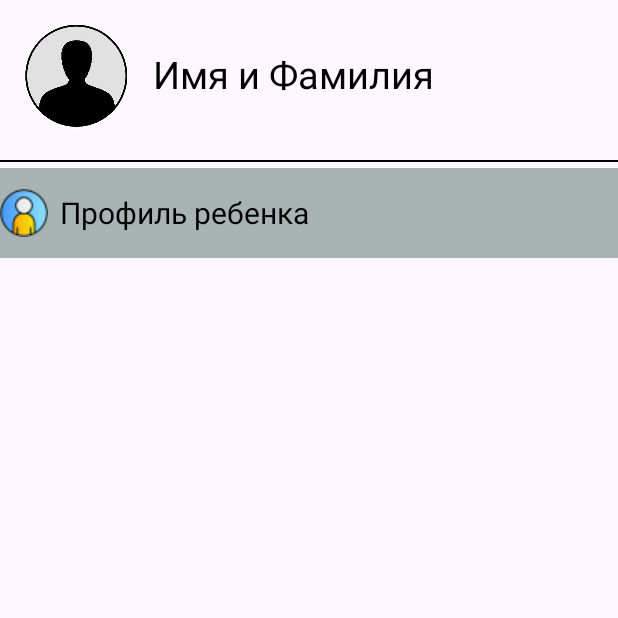
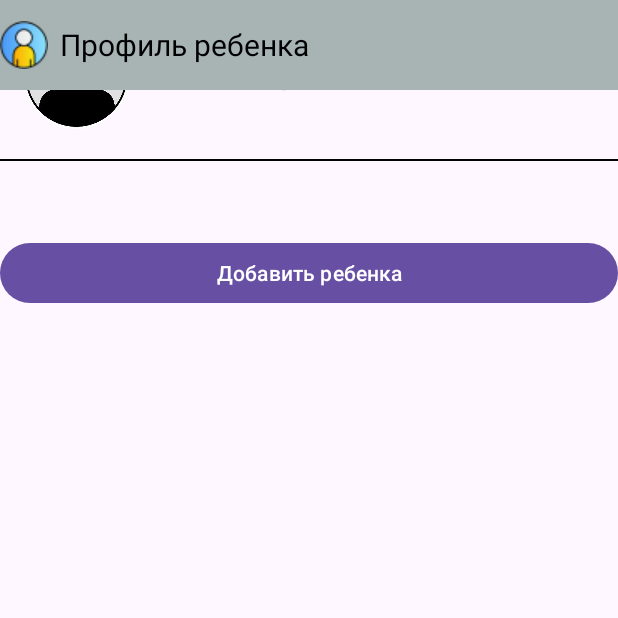
Before and after one commit to DiasGalimzhanov/TrainAut0.1, an Android app: the UserProfileActivity screen opened directly, with no data from a screen before it, on a phone screen of 412 x 824 dp, the top half of it. Run offline under Robolectric (Android 15) with nearby library versions, the phone set to English and light mode, and no system bars; our stand-ins replace Firebase (no records; nobody signed in at launch, a user with empty details on screens opened directly).

Commit message:
AGAIN doble password, work whit child

```diff
--- a/app/src/main/java/com/example/trainaut01/profileActivities/UserProfileActivity.java
+++ b/app/src/main/java/com/example/trainaut01/profileActivities/UserProfileActivity.java
@@ -5,6 +5,7 @@ import android.content.SharedPreferences;
 import android.os.Bundle;
 import android.util.Log;
 import android.view.View;
+import android.widget.Button;
 import android.widget.ImageView;
 import android.widget.TextView;
 import android.widget.Toast;
@@ -25,6 +26,7 @@ import com.google.android.gms.tasks.Task;
 public class UserProfileActivity extends AppCompatActivity {
     private TextView _tvChildProfile, _parentName;
     private ImageView _userProfileImage;
+    private Button btnAddChild;
 
     private FirebaseFirestore db;
     private FirebaseUser currentUser;
@@ -39,6 +41,7 @@ public class UserProfileActivity extends AppCompatActivity {
         _tvChildProfile = findViewById(R.id.tvChildProfile);
         _userProfileImage = findViewById(R.id.userProfileImage);
         _parentName = findViewById(R.id.parentName);
+        btnAddChild = findViewById(R.id.btnAddChild);
         db = FirebaseFirestore.getInstance();
         currentUser = FirebaseAuth.getInstance().getCurrentUser();
 
@@ -62,6 +65,13 @@ public class UserProfileActivity extends AppCompatActivity {
             public void onClick(View view) {
                 Intent intent = new Intent(UserProfileActivity.this, UpdateUserProfileActivity.class);
                 startActivity(intent);
+            }
+        });
+
+        btnAddChild.setOnClickListener(new View.OnClickListener() {
+            @Override
+            public void onClick(View view) {
+//                Intent intent = new Intent(UserProfileActivity.this,)
             }
         });
     }
--- a/app/src/main/res/layout/activity_user_profile.xml
+++ b/app/src/main/res/layout/activity_user_profile.xml
@@ -32,6 +32,17 @@
         app:layout_constraintStart_toEndOf="@+id/userProfileImage"
         app:layout_constraintTop_toTopOf="parent" />
 
+    <Button
+        android:id="@+id/btnAddChild"
+        android:layout_width="match_parent"
+        android:layout_height="wrap_content"
+        android:layout_marginTop="52dp"
+        android:text="Добавить ребенка"
+        app:layout_constraintBottom_toTopOf="@+id/tvChildProfile"
+        app:layout_constraintTop_toTopOf="@+id/divider"
+        app:layout_constraintVertical_bias="0.0"
+        tools:layout_editor_absoluteX="0dp" />
+
     <View
         android:id="@+id/divider"
         android:layout_width="0dp"
@@ -40,15 +51,15 @@
         android:background="@color/black"
         app:layout_constraintBottom_toTopOf="@id/tvChildProfile"
         app:layout_constraintEnd_toEndOf="parent"
-        app:layout_constraintHorizontal_bias="0.0"
+        app:layout_constraintHorizontal_bias="1.0"
         app:layout_constraintStart_toStartOf="parent"
-        app:layout_constraintTop_toBottomOf="@id/parentName" />
+        app:layout_constraintTop_toBottomOf="@id/parentName"
+        app:layout_constraintVertical_bias="0.009" />
 
     <TextView
         android:id="@+id/tvChildProfile"
         android:layout_width="match_parent"
         android:layout_height="60dp"
-        android:layout_marginTop="4dp"
         android:background="#A8B4B4"
         android:clickable="true"
         android:drawableStart="@drawable/icon_child_profile"
@@ -58,10 +69,9 @@
         android:text="Профиль ребенка"
         android:textColor="@color/black"
         android:textSize="20sp"
-        app:layout_constraintEnd_toEndOf="parent"
-        app:layout_constraintHorizontal_bias="0.0"
-        app:layout_constraintStart_toStartOf="parent"
-        app:layout_constraintTop_toBottomOf="@+id/divider" />
+
+        tools:layout_editor_absoluteX="0dp"
+        tools:layout_editor_absoluteY="243dp" />
 
 
 </androidx.constraintlayout.widget.ConstraintLayout>
```
Also changed, not shown: app/src/main/java/com/example/trainaut01/LoginActivity.java (+0 -8 lines).
